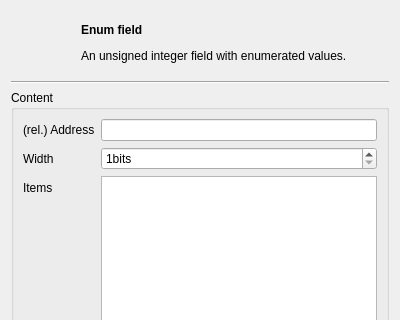
Qt form src/enumfielddialog.ui (dmr-tools/anytone-emu) before a commit; both pictures show x 0 to 400 and y 0 to 320 of the 400 by 562 pixel window.
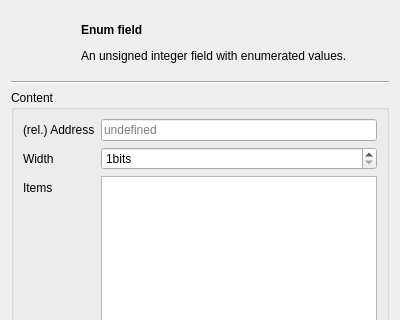
The same form after that commit. Custom widgets are drawn as their Qt base class.

Commit message: Fixed ugly address line if undefined.

```diff
--- a/src/enumfielddialog.ui
+++ b/src/enumfielddialog.ui
@@ -69,7 +69,11 @@
        </widget>
       </item>
       <item row="0" column="1">
-       <widget class="QLineEdit" name="address"/>
+       <widget class="QLineEdit" name="address">
+        <property name="placeholderText">
+         <string>undefined</string>
+        </property>
+       </widget>
       </item>
       <item row="2" column="0">
        <widget class="QLabel" name="label_4">
```
Left out of the diff: 6 changed lines with no effect on the pictures. The commit also changes 17 other files.
